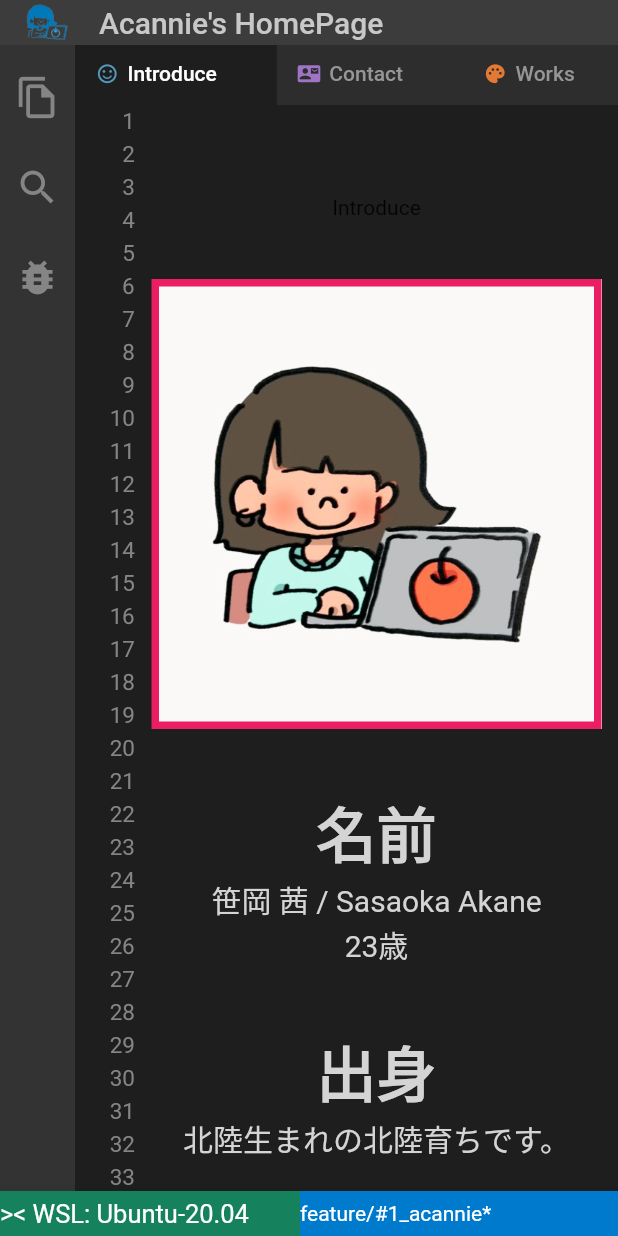
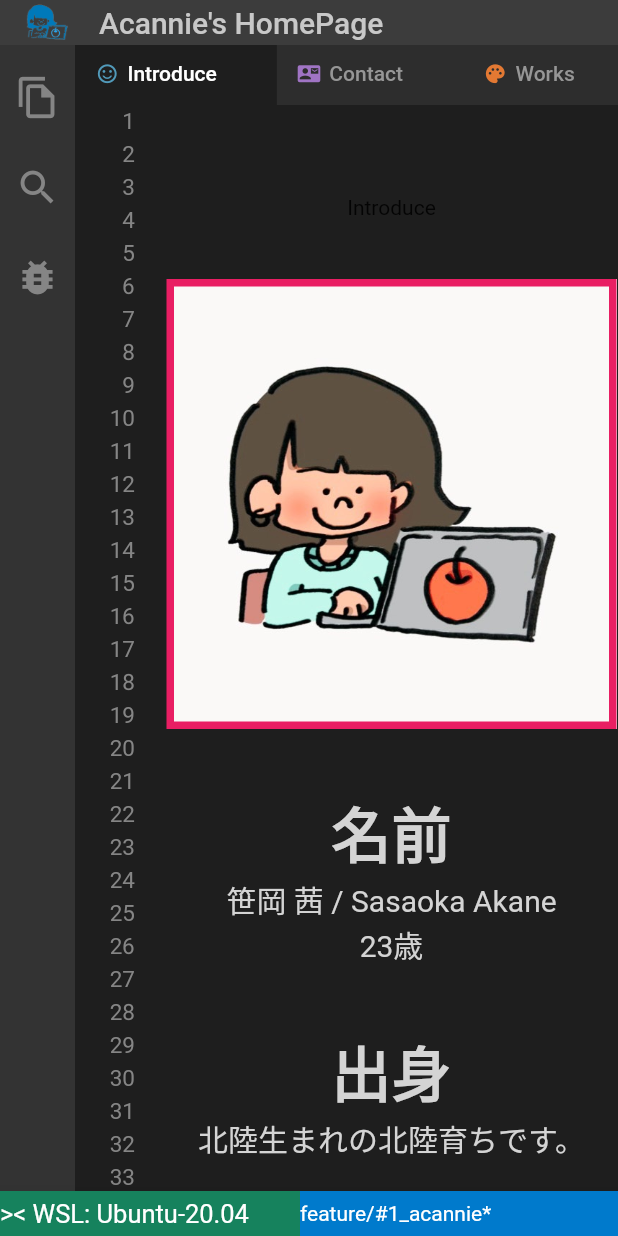
Before and after one commit to acannie/acannie, a Flutter app: the screen it shows after launch, on a phone screen of 412 x 824 dp. Run offline on Flutter 3.47's test engine with Material 2 defaults, Android fonts, the light colour scheme and no system bars.

Commit message:
code: added padding between with content and linenums

```diff
--- a/lib/content_view.dart
+++ b/lib/content_view.dart
@@ -40,6 +40,7 @@ class ContentView extends StatelessWidget {
                   ),
               ],
             ),
+            Padding(padding: EdgeInsets.symmetric(horizontal: 10)),
             Expanded(child: this.content!),
           ],
         )
```
